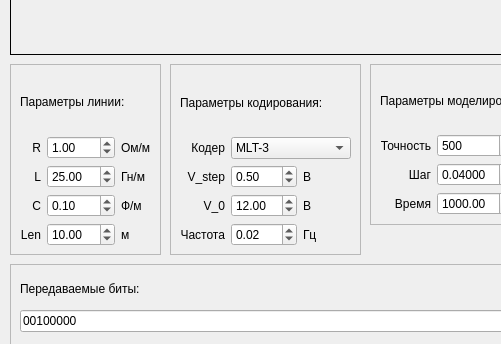
The window that demo/mainwindow.ui (bestialyokel/diplom) describes before a commit, drawn with Qt 5; both pictures show x 0 to 501 and y 266 to 610 of the 800 by 610 pixel window.
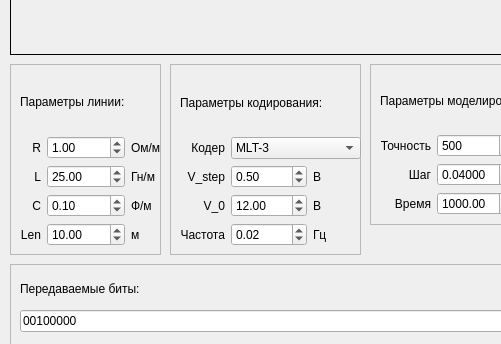
The same window after the commit. Custom widgets are drawn as their Qt base class.

```diff
--- a/demo/mainwindow.ui
+++ b/demo/mainwindow.ui
@@ -59,7 +59,7 @@
       <rect>
        <x>10</x>
        <y>10</y>
-       <width>131</width>
+       <width>141</width>
        <height>172</height>
       </rect>
      </property>
@@ -74,7 +74,7 @@
       <item row="3" column="1">
        <widget class="QDoubleSpinBox" name="lSpinBox">
         <property name="maximum">
-         <double>500.000000000000000</double>
+         <double>100000.000000000000000</double>
         </property>
         <property name="singleStep">
          <double>0.010000000000000</double>
@@ -107,7 +107,7 @@
          <double>0.010000000000000</double>
         </property>
         <property name="maximum">
-         <double>1000.000000000000000</double>
+         <double>1000000.000000000000000</double>
         </property>
         <property name="singleStep">
          <double>0.500000000000000</double>
@@ -120,7 +120,7 @@
       <item row="4" column="1">
        <widget class="QDoubleSpinBox" name="cSpinBox">
         <property name="maximum">
-         <double>500.000000000000000</double>
+         <double>100000.000000000000000</double>
         </property>
         <property name="singleStep">
          <double>0.010000000000000</double>
@@ -176,7 +176,7 @@
          <double>0.000000000000000</double>
         </property>
         <property name="maximum">
-         <double>500.000000000000000</double>
+         <double>100000.000000000000000</double>
         </property>
         <property name="singleStep">
          <double>0.010000000000000</double>
@@ -415,7 +415,7 @@
       <rect>
        <x>10</x>
        <y>10</y>
-       <width>171</width>
+       <width>181</width>
        <height>172</height>
       </rect>
      </property>
@@ -502,6 +502,9 @@
       </item>
       <item row="3" column="1">
        <widget class="QDoubleSpinBox" name="stepUSpinBox">
+        <property name="maximum">
+         <double>100000.000000000000000</double>
+        </property>
         <property name="singleStep">
          <double>0.500000000000000</double>
         </property>
@@ -512,6 +515,9 @@
       </item>
       <item row="4" column="1">
        <widget class="QDoubleSpinBox" name="nullUSpinBox">
+        <property name="maximum">
+         <double>100000.000000000000000</double>
+        </property>
         <property name="singleStep">
          <double>0.500000000000000</double>
         </property>
```
